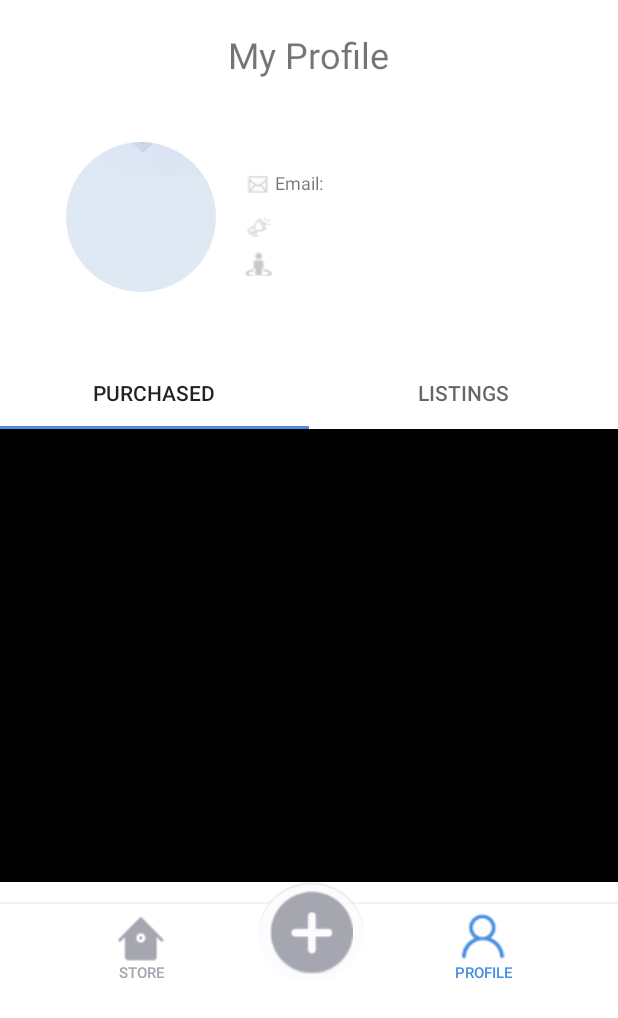
After one commit to PhilipLeong/MAPP-CA4, an Android app: the ProfileActivity screen opened directly, with no data from a screen before it, on a phone screen of 412 x 824 dp. The commit adds this screen. Shown: the top 1018 px of the screen. Run offline under Robolectric (Android 15) with nearby library versions, the phone set to English and light mode, and no system bars; our stand-ins replace CircleImageView, Firebase (no records; nobody signed in at launch, a user with empty details on screens opened directly); 3 statements that could not run were skipped.

Commit message:
Profile Functionality, Bottom Menu Bar and updated error dialog box

```diff
--- a/BookHub/app/src/main/AndroidManifest.xml
+++ b/BookHub/app/src/main/AndroidManifest.xml
@@ -10,6 +10,10 @@
         android:roundIcon="@mipmap/ic_launcher_round"
         android:supportsRtl="true"
         android:theme="@style/AppTheme">
+        <activity
+            android:name=".ProfileActivity"
+            android:label="@string/title_activity_profile"
+            android:theme="@style/AppTheme.NoActionBar"></activity>
         <activity android:name=".SplashScreen">
             <intent-filter>
                 <action android:name="android.intent.action.MAIN" />
--- /dev/null
+++ b/BookHub/app/src/main/java/mapp/com/sg/bookhub/ProfileActivity.java
@@ -0,0 +1,100 @@
+package mapp.com.sg.bookhub;
+
+import android.graphics.BitmapFactory;
+import android.graphics.Color;
+import android.graphics.drawable.Drawable;
+import android.os.Bundle;
+import android.util.Log;
+import android.widget.Button;
+import android.widget.TextView;
+
+import androidx.annotation.NonNull;
+import androidx.appcompat.app.AppCompatActivity;
+import androidx.core.content.res.ResourcesCompat;
+import androidx.viewpager.widget.ViewPager;
+
+import com.google.android.gms.tasks.OnFailureListener;
+import com.google.android.gms.tasks.OnSuccessListener;
+import com.google.android.material.tabs.TabLayout;
+import com.google.firebase.auth.FirebaseAuth;
+import com.google.firebase.auth.FirebaseUser;
+import com.google.firebase.firestore.DocumentReference;
+import com.google.firebase.firestore.DocumentSnapshot;
+import com.google.firebase.firestore.FirebaseFirestore;
+import com.google.firebase.storage.FirebaseStorage;
+import com.google.firebase.storage.StorageReference;
+
+import de.hdodenhof.circleimageview.CircleImageView;
+import mapp.com.sg.bookhub.Models.User;
+import mapp.com.sg.bookhub.profileui.SectionsPagerAdapter;
+
+public class ProfileActivity extends AppCompatActivity {
+
+    private static final String TAG = "";
+    private TextView email;
+    private TextView username;
+    private TextView bio;
+    private TextView schoolcourse;
+    private CircleImageView profilepic;
+    private FirebaseAuth firebaseAuth;
+    private FirebaseFirestore db;
+    private String userId;
+    private FirebaseUser currentUser;
+    private Button profileBtn;
+
+    @Override
+    protected void onCreate(Bundle savedInstanceState) {
+        super.onCreate(savedInstanceState);
+        setContentView(R.layout.activity_profile);
+        SectionsPagerAdapter sectionsPagerAdapter = new SectionsPagerAdapter(this, getSupportFragmentManager());
+        ViewPager viewPager = findViewById(R.id.view_pager);
+        viewPager.setAdapter(sectionsPagerAdapter);
+        TabLayout tabs = findViewById(R.id.tabs);
+        tabs.setupWithViewPager(viewPager);
+
+        email = (TextView) findViewById(R.id.myemail_TV);
+        username = (TextView) findViewById(R.id.myname_TV);
+        bio = (TextView) findViewById(R.id.mybio_TV);
+        schoolcourse = (TextView) findViewById(R.id.mycourse_TV);
+        profilepic = (CircleImageView) findViewById(R.id.userImage_IV);
+        profileBtn = (Button) findViewById(R.id.profile_Btn);
+
+        Drawable active = ResourcesCompat.getDrawable(ProfileActivity.this.getResources(), R.drawable.profile_icon_active, null);
+        profileBtn.setCompoundDrawablesWithIntrinsicBounds(null, active,null,null);
+        profileBtn.setTextColor(Color.parseColor("#4a90e2"));
+
+        firebaseAuth = FirebaseAuth.getInstance();
+        currentUser = firebaseAuth.getCurrentUser();
+        db = FirebaseFirestore.getInstance();
+        userId = currentUser.getUid();
+        loadDetails();
+    }
+
+    private void loadDetails(){
+        DocumentReference docRef = db.collection("users").document(userId);
+        docRef.get().addOnSuccessListener(new OnSuccessListener<DocumentSnapshot>() {
+            @Override
+            public void onSuccess(DocumentSnapshot documentSnapshot) {
+                User user = documentSnapshot.toObject(User.class);
+                Log.d("Data", String.valueOf(documentSnapshot));
+                email.setText("Email: "+currentUser.getEmail());
+                username.setText(user.getAccount());
+                bio.setText("Bio: "+user.getBio());
+                schoolcourse.setText("Course: "+user.getSchoolCourse());
+                final StorageReference reference = FirebaseStorage.getInstance().getReference();
+                reference.child("profileImages").child(userId+".jpeg").getBytes(Long.MAX_VALUE).addOnSuccessListener(new OnSuccessListener<byte[]>() {
+                    @Override
+                    public void onSuccess(byte[] bytes) {
+                        profilepic.setImageBitmap(BitmapFactory.decodeByteArray(bytes, 0, bytes.length));
+                    }
+                }).addOnFailureListener(new OnFailureListener() {
+                    @Override
+                    public void onFailure(@NonNull Exception exception) {
+                        // Handle any errors
+                    }
+                });
+            }
+        });
+    }
+
+}
--- a/BookHub/app/src/main/java/mapp/com/sg/bookhub/loginsignupui/LoginFragment.java
+++ b/BookHub/app/src/main/java/mapp/com/sg/bookhub/loginsignupui/LoginFragment.java
@@ -13,6 +13,7 @@ import android.view.ViewGroup;
 import android.widget.Button;
 import android.widget.EditText;
 import android.widget.ImageButton;
+import android.widget.TextView;
 import android.widget.Toast;
 
 import androidx.annotation.NonNull;
@@ -98,6 +99,8 @@ public class LoginFragment extends Fragment implements View.OnClickListener {
 
     private void showPopup(){
         errorDialog.getWindow().setBackgroundDrawable(new ColorDrawable(Color.TRANSPARENT));
+        TextView msg = errorDialog.findViewById(R.id.error_TV);
+        msg.setText("Please enter valid credentials");
         errorDialog.show();
     }
     public void onClick(View view){
--- /dev/null
+++ b/BookHub/app/src/main/java/mapp/com/sg/bookhub/profileui/ListingsFragment.java
@@ -0,0 +1,19 @@
+package mapp.com.sg.bookhub.profileui;
+
+import android.os.Bundle;
+import android.view.LayoutInflater;
+import android.view.View;
+import android.view.ViewGroup;
+
+import androidx.annotation.NonNull;
+import androidx.annotation.Nullable;
+import androidx.fragment.app.Fragment;
+
+import mapp.com.sg.bookhub.R;
+
+public class ListingsFragment extends Fragment {
+    public View onCreateView(@NonNull LayoutInflater inflater, @Nullable ViewGroup container, @Nullable Bundle savedInstanceState) {
+        View rootView = inflater.inflate(R.layout.listingsfragment, container, false);
+        return rootView;
+    }
+}
--- /dev/null
+++ b/BookHub/app/src/main/java/mapp/com/sg/bookhub/profileui/PurchasedFragment.java
@@ -0,0 +1,19 @@
+package mapp.com.sg.bookhub.profileui;
+
+import android.os.Bundle;
+import android.view.LayoutInflater;
+import android.view.View;
+import android.view.ViewGroup;
+
+import androidx.annotation.NonNull;
+import androidx.annotation.Nullable;
+import androidx.fragment.app.Fragment;
+
+import mapp.com.sg.bookhub.R;
+
+public class PurchasedFragment extends Fragment {
+    public View onCreateView(@NonNull LayoutInflater inflater, @Nullable ViewGroup container, @Nullable Bundle savedInstanceState) {
+        View rootView = inflater.inflate(R.layout.purchasedfragment, container, false);
+        return rootView;
+    }
+}
--- /dev/null
+++ b/BookHub/app/src/main/java/mapp/com/sg/bookhub/profileui/SectionsPagerAdapter.java
@@ -0,0 +1,56 @@
+package mapp.com.sg.bookhub.profileui;
+
+import android.content.Context;
+
+import androidx.annotation.Nullable;
+import androidx.annotation.StringRes;
+import androidx.fragment.app.Fragment;
+import androidx.fragment.app.FragmentManager;
+import androidx.fragment.app.FragmentPagerAdapter;
+
+import mapp.com.sg.bookhub.R;
+
+/**
+ * A [FragmentPagerAdapter] that returns a fragment corresponding to
+ * one of the sections/tabs/pages.
+ */
+public class SectionsPagerAdapter extends FragmentPagerAdapter {
+
+    @StringRes
+    private static final int[] TAB_TITLES = new int[]{R.string.purchasedtext, R.string.listingstext};
+    private final Context mContext;
+
+    public SectionsPagerAdapter(Context context, FragmentManager fm) {
+        super(fm);
+        mContext = context;
+    }
+
+    @Override
+    public Fragment getItem(int position) {
+        // getItem is called to instantiate the fragment for the given page.
+        // Return a PlaceholderFragment (defined as a static inner class below).
+        Fragment fragment = null;
+
+        switch(position){
+            case 0:
+                fragment = new PurchasedFragment();
+                break;
+            case 1:
+                fragment = new ListingsFragment();
+                break;
+        }
+        return fragment;
+    }
+
+    @Nullable
+    @Override
+    public CharSequence getPageTitle(int position) {
+        return mContext.getResources().getString(TAB_TITLES[position]);
+    }
+
+    @Override
+    public int getCount() {
+        // Show 2 total pages.
+        return 2;
+    }
+}
--- /dev/null
+++ b/BookHub/app/src/main/res/layout/activity_profile.xml
@@ -0,0 +1,101 @@
+<?xml version="1.0" encoding="utf-8"?>
+<LinearLayout xmlns:android="http://schemas.android.com/apk/res/android"
+    xmlns:app="http://schemas.android.com/apk/res-auto"
+    xmlns:tools="http://schemas.android.com/tools"
+    android:background="#ffffff"
+    android:layout_width="match_parent"
+    android:layout_height="match_parent"
+    android:orientation="vertical"
+    tools:context=".ProfileActivity">
+    <TextView
+        android:id="@+id/pageTitle_TV"
+        android:layout_width="wrap_content"
+        android:layout_height="wrap_content"
+        android:layout_gravity="center"
+        android:layout_marginBottom="35dp"
+        android:text="My Profile"
+        android:textSize="24sp"
+        android:translationY="20dp" />
+
+    <RelativeLayout
+        android:id="@+id/myInfo"
+        android:layout_width="match_parent"
+        android:layout_height="170dp">
+
+        <de.hdodenhof.circleimageview.CircleImageView
+            android:id="@+id/userImage_IV"
+            android:layout_width="100dp"
+            android:layout_height="100dp"
+            android:layout_alignParentEnd="true"
+            android:layout_alignParentBottom="true"
+            android:layout_gravity="center"
+            android:layout_marginEnd="268dp"
+            android:layout_marginBottom="43dp"
+            android:src="@drawable/background">
+
+        </de.hdodenhof.circleimageview.CircleImageView>
+
+        <LinearLayout
+            android:layout_width="230dp"
+            android:layout_height="wrap_content"
+            android:layout_alignParentEnd="true"
+            android:layout_alignParentBottom="true"
+            android:layout_marginEnd="22dp"
+            android:layout_marginBottom="54dp"
+            android:orientation="vertical">
+
+            <TextView
+                android:id="@+id/myemail_TV"
+                android:layout_width="wrap_content"
+                android:layout_height="wrap_content"
+                android:layout_marginBottom="10dp"
+                android:drawableStart="@drawable/email_icon"
+                android:textSize="12sp" />
+
+            <TextView
+                android:id="@+id/mybio_TV"
+                android:layout_width="wrap_content"
+                android:layout_height="15dp"
+                android:layout_marginBottom="10dp"
+                android:drawableStart="@drawable/bio_icon"
+                android:textSize="12sp" />
+
+            <TextView
+                android:id="@+id/mycourse_TV"
+                android:layout_width="wrap_content"
+                android:layout_height="16dp"
+                android:drawableStart="@drawable/course_icon"
+                android:textSize="12sp" />
+        </LinearLayout>
+
+        <TextView
+            android:id="@+id/myname_TV"
+            android:layout_width="188dp"
+            android:layout_height="wrap_content"
+            android:layout_alignParentBottom="true"
+            android:layout_marginBottom="15dp"
+            android:textAlignment="center"
+            android:textSize="16sp" />
+
+    </RelativeLayout>
+
+    <androidx.viewpager.widget.ViewPager
+        android:id="@+id/view_pager"
+        android:layout_width="match_parent"
+        android:layout_height="350dp"
+        android:layout_gravity=""
+        android:background="#ffffff"
+        app:layout_behavior="@string/appbar_scrolling_view_behavior">
+
+
+        <com.google.android.material.tabs.TabLayout
+            android:id="@+id/tabs"
+            android:layout_width="match_parent"
+            android:layout_height="wrap_content"
+            android:background="@color/colorTheme"
+            app:tabIndicatorColor="#4A90E2" />
+
+    </androidx.viewpager.widget.ViewPager>
+
+    <include layout="@layout/bottommenu" />
+</LinearLayout>
--- a/BookHub/app/src/main/res/layout/bottommenu.xml
+++ b/BookHub/app/src/main/res/layout/bottommenu.xml
@@ -1,24 +1,17 @@
 <?xml version="1.0" encoding="utf-8"?>
 <LinearLayout xmlns:android="http://schemas.android.com/apk/res/android"
     xmlns:app="http://schemas.android.com/apk/res-auto"
-    android:layout_width="match_parent"
+    android:layout_width="wrap_content"
     android:layout_height="wrap_content"
-    android:background="@drawable/bottom"
     android:gravity="bottom"
     android:id="@+id/menubar"
     android:orientation="vertical">
 
-    <Button
-        android:id="@+id/profile_Btn"
-        style="?android:attr/borderlessButtonStyle"
+    <LinearLayout
         android:layout_width="wrap_content"
-        android:layout_height="wrap_content"
-        android:drawableTop="@drawable/profile_icon"
-        android:text="Profile"
-        android:textColor="#a6a6b0"
-        android:textSize="10sp"
-        android:translationX="274dp"
-        android:translationY="124dp" />
+        android:layout_height="67dp"
+        android:background="@drawable/bottom"
+        android:gravity="bottom">
 
         <Button
             android:id="@+id/store_Btn"
@@ -30,16 +23,29 @@
             android:textColor="#a6a6b0"
             android:textSize="10sp"
             android:translationX="50dp"
-        android:translationY="60dp" />
+            android:translationY="10dp" />
+
+        <Button
+            android:id="@+id/profile_Btn"
+            style="?android:attr/borderlessButtonStyle"
+            android:layout_width="wrap_content"
+            android:layout_height="wrap_content"
+            android:drawableTop="@drawable/profile_icon"
+            android:text="Profile"
+            android:textColor="#a6a6b0"
+            android:textSize="10sp"
+            android:translationX="190dp"
+            android:translationY="10dp" />
 
         <ImageButton
             android:id="@+id/post_Btn"
             android:layout_width="wrap_content"
             android:layout_height="wrap_content"
             android:layout_gravity="center"
-        android:translationX="1dp"
-        android:translationY="-6dp"
             android:background="#00000000"
+            android:translationX="4dp"
             app:srcCompat="@drawable/post_icon" />
 
     </LinearLayout>
+
+</LinearLayout>
--- a/BookHub/app/src/main/res/layout/errorpopup.xml
+++ b/BookHub/app/src/main/res/layout/errorpopup.xml
@@ -40,8 +40,7 @@
         android:layout_width="wrap_content"
         android:layout_height="wrap_content"
         android:layout_marginBottom="16dp"
-        android:maxWidth="180dp"
-        android:text="TextView"
+        android:maxWidth="300dp"
         app:layout_constraintBottom_toBottomOf="parent"
         app:layout_constraintEnd_toEndOf="parent"
         app:layout_constraintHorizontal_bias="0.502"
--- /dev/null
+++ b/BookHub/app/src/main/res/layout/purchasedfragment.xml
@@ -0,0 +1,8 @@
+<?xml version="1.0" encoding="utf-8"?>
+<LinearLayout xmlns:android="http://schemas.android.com/apk/res/android"
+    android:orientation="vertical" android:layout_width="match_parent"
+    android:background="@color/black"
+    android:layout_height="match_parent">
+
+
+</LinearLayout>
--- /dev/null
+++ b/BookHub/app/src/main/res/values-w820dp/dimens.xml
@@ -0,0 +1,6 @@
+<resources>
+    <!-- Example customization of dimensions originally defined in res/values/dimens.xml
+         (such as screen margins) for screens with more than 820dp of available width. This
+         would include 7" and 10" devices in landscape (~960dp and ~1280dp respectively). -->
+    <dimen name="activity_horizontal_margin">64dp</dimen>
+</resources>
--- a/BookHub/app/src/main/res/values/strings.xml
+++ b/BookHub/app/src/main/res/values/strings.xml
@@ -1,6 +1,11 @@
 <resources>
     <string name="logintext">Login</string>
     <string name="signuptext">Sign up</string>
+    <string name="purchasedtext">Purchased</string>
+    <string name="listingstext">Listings</string>
     <string name="app_name">BookHub</string>
     <string name="slogan">Spend less. Read more.</string>
+    <string name="title_activity_profile">Profile</string>
+    <string name="tab_text_1">Tab 1</string>
+    <string name="tab_text_2">Tab 2</string>
 </resources>
--- a/BookHub/app/src/main/res/values/styles.xml
+++ b/BookHub/app/src/main/res/values/styles.xml
@@ -17,7 +17,7 @@
     <style name="AppTheme.NoActionBar">
         <item name="windowActionBar">false</item>
         <item name="windowNoTitle">true</item>
-     </style>
+    </style>
 
     <style name="AppTheme.AppBarOverlay" parent="ThemeOverlay.AppCompat.Dark.ActionBar" />
 
```
Also changed, not shown: BookHub/app/src/main/java/mapp/com/sg/bookhub/HomeActivity.java (+20 -0 lines), BookHub/app/src/main/java/mapp/com/sg/bookhub/profileui/PageViewModel.java (added, +26 -0 lines), BookHub/app/src/main/java/mapp/com/sg/bookhub/profileui/PlaceholderFragment.java (added, +35 -0 lines), BookHub/app/src/main/res/layout/listingsfragment.xml (added, +11 -0 lines), BookHub/app/src/main/res/drawable-v24/bottom.png. Lines whose indentation alone changed are shown as unchanged.
